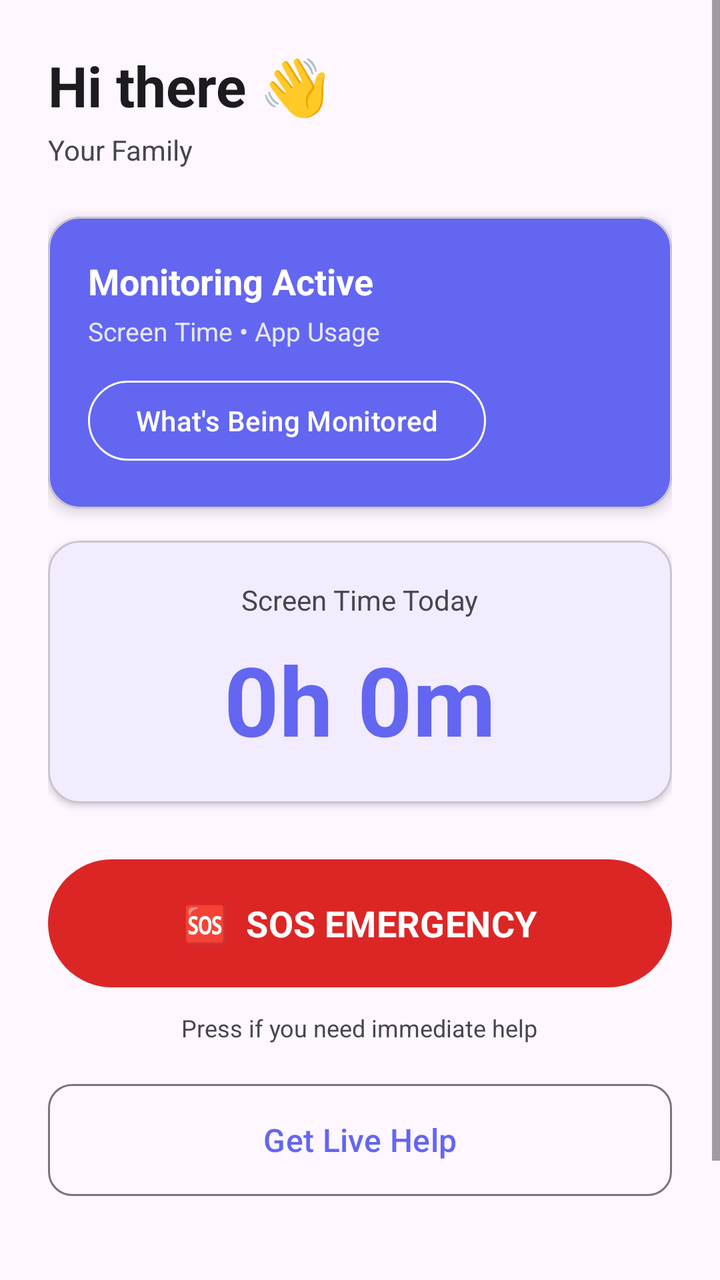
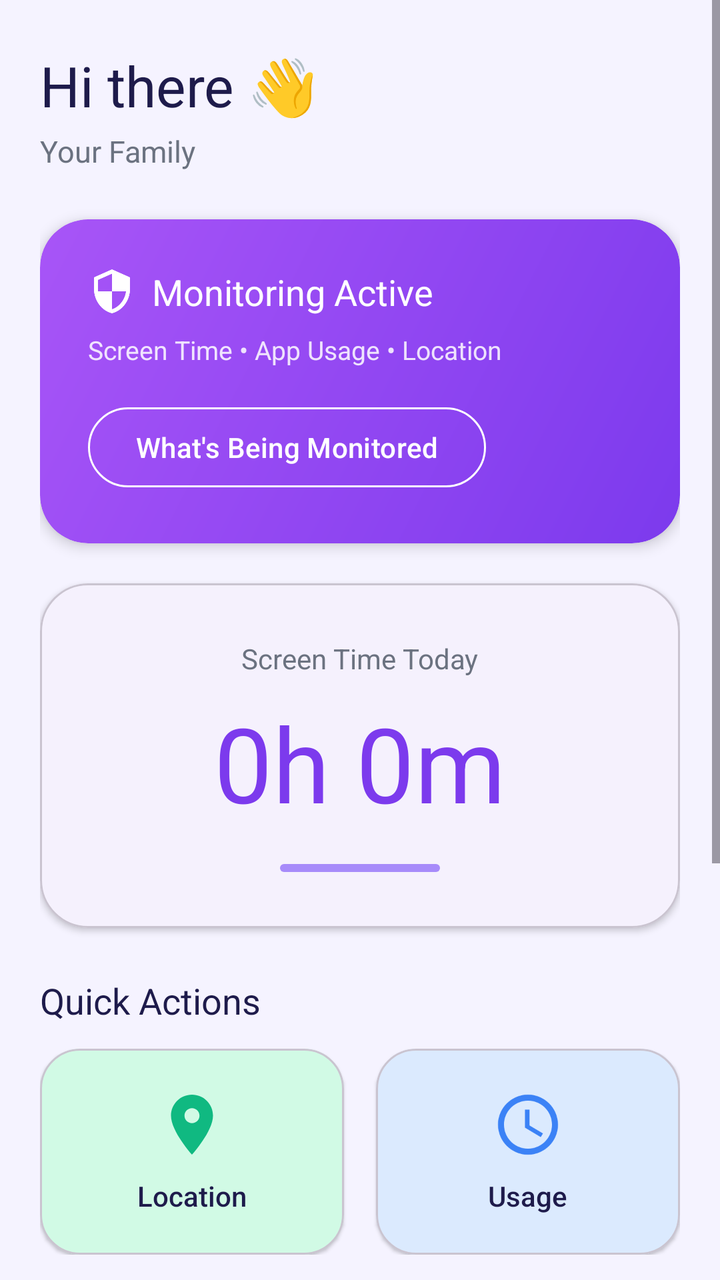

Screens rendered from an Android XML layout before and after an edit, with the pre-edit source and the edit as a unified diff.
<!-- AndroidManifest.xml: activity theme Theme.SafeGuardChild -->
<!-- res/layout/activity_dashboard.xml -->
<?xml version="1.0" encoding="utf-8"?>
<ScrollView xmlns:android="http://schemas.android.com/apk/res/android"
    xmlns:app="http://schemas.android.com/apk/res-auto"
    android:layout_width="match_parent"
    android:layout_height="match_parent"
    android:background="?android:colorBackground"
    android:fillViewport="true">

    <LinearLayout
        android:layout_width="match_parent"
        android:layout_height="wrap_content"
        android:orientation="vertical"
        android:padding="24dp">

        
        <TextView
            android:id="@+id/tvWelcome"
            android:layout_width="wrap_content"
            android:layout_height="wrap_content"
            android:text="Hi there 👋"
            android:textSize="28sp"
            android:textStyle="bold"
            android:textColor="?android:textColorPrimary" />

        <TextView
            android:id="@+id/tvFamilyName"
            android:layout_width="wrap_content"
            android:layout_height="wrap_content"
            android:text="Your Family"
            android:textSize="14sp"
            android:textColor="?android:textColorSecondary"
            android:layout_marginTop="4dp" />

        
        <com.google.android.material.card.MaterialCardView
            android:layout_width="match_parent"
            android:layout_height="wrap_content"
            android:layout_marginTop="24dp"
            app:cardCornerRadius="16dp"
            app:cardElevation="4dp"
            app:cardBackgroundColor="@color/primary">

            <LinearLayout
                android:layout_width="match_parent"
                android:layout_height="wrap_content"
                android:orientation="vertical"
                android:padding="20dp">

                <TextView
                    android:id="@+id/tvMonitoringStatus"
                    android:layout_width="wrap_content"
                    android:layout_height="wrap_content"
                    android:text="@string/monitoring_active"
                    android:textSize="18sp"
                    android:textStyle="bold"
                    android:textColor="@color/white" />

                <TextView
                    android:id="@+id/tvActiveFeatures"
                    android:layout_width="wrap_content"
                    android:layout_height="wrap_content"
                    android:text="Screen Time • App Usage"
                    android:textSize="13sp"
                    android:textColor="@color/white"
                    android:alpha="0.85"
                    android:layout_marginTop="4dp" />

                <com.google.android.material.button.MaterialButton
                    android:id="@+id/btnViewMonitoring"
                    android:layout_width="wrap_content"
                    android:layout_height="wrap_content"
                    android:text="@string/whats_monitored"
                    android:layout_marginTop="12dp"
                    style="@style/Widget.Material3.Button.OutlinedButton"
                    app:strokeColor="@color/white"
                    android:textColor="@color/white" />
            </LinearLayout>
        </com.google.android.material.card.MaterialCardView>

        
        <com.google.android.material.card.MaterialCardView
            android:layout_width="match_parent"
            android:layout_height="wrap_content"
            android:layout_marginTop="16dp"
            app:cardCornerRadius="16dp"
            app:cardElevation="2dp">

            <LinearLayout
                android:layout_width="match_parent"
                android:layout_height="wrap_content"
                android:orientation="vertical"
                android:padding="20dp"
                android:gravity="center">

                <TextView
                    android:id="@+id/tvScreenTimeLabel"
                    android:layout_width="wrap_content"
                    android:layout_height="wrap_content"
                    android:text="@string/screen_time_today"
                    android:textSize="14sp"
                    android:textColor="?android:textColorSecondary" />

                <TextView
                    android:id="@+id/tvScreenTime"
                    android:layout_width="wrap_content"
                    android:layout_height="wrap_content"
                    android:text="0h 0m"
                    android:textSize="48sp"
                    android:textStyle="bold"
                    android:textColor="@color/primary"
                    android:layout_marginTop="8dp" />
            </LinearLayout>
        </com.google.android.material.card.MaterialCardView>

        
        <com.google.android.material.button.MaterialButton
            android:id="@+id/btnSOS"
            android:layout_width="match_parent"
            android:layout_height="72dp"
            android:layout_marginTop="24dp"
            android:text="🆘  SOS EMERGENCY"
            android:textSize="18sp"
            android:textStyle="bold"
            style="@style/Widget.SafeGuard.Button.SOS" />

        <TextView
            android:layout_width="wrap_content"
            android:layout_height="wrap_content"
            android:text="Press if you need immediate help"
            android:textSize="12sp"
            android:textColor="?android:textColorSecondary"
            android:layout_gravity="center"
            android:layout_marginTop="8dp" />

        
        <com.google.android.material.button.MaterialButton
            android:id="@+id/btnLiveSupport"
            android:layout_width="match_parent"
            android:layout_height="64dp"
            android:layout_marginTop="16dp"
            android:text="@string/live_support_button"
            android:textSize="16sp"
            style="@style/Widget.Material3.Button.OutlinedButton"
            app:cornerRadius="12dp" />

        
        <com.google.android.material.button.MaterialButton
            android:id="@+id/btnDisconnect"
            android:layout_width="wrap_content"
            android:layout_height="wrap_content"
            android:text="@string/request_disconnect"
            android:layout_gravity="center"
            android:layout_marginTop="32dp"
            style="@style/Widget.Material3.Button.TextButton" />

    </LinearLayout>
</ScrollView>
<!-- resources referenced by this layout -->
<resources>
  <color name="primary">#6366F1</color>
  <style name="Widget.SafeGuard.Button.SOS" parent="Widget.Material3.Button">
          <item name="cornerRadius">50dp</item>
          <item name="backgroundTint">@color/sos_red</item>
          <item name="android:textSize">18sp</item>
          <item name="android:fontFamily">sans-serif-bold</item>
      </style>
  <style name="Theme.SafeGuardChild" parent="Theme.Material3.Light.NoActionBar">
          <item name="colorPrimary">@color/primary</item>
          <item name="colorPrimaryVariant">@color/primary_variant</item>
          <item name="colorSecondary">@color/secondary</item>
          <item name="android:statusBarColor">@color/background_light</item>
          <item name="android:navigationBarColor">@color/background_light</item>
          <item name="android:windowLightStatusBar">true</item>
      </style>
  <color name="primary_variant">#4F46E5</color>
  <color name="secondary">#818CF8</color>
  <color name="background_light">#F8FAFC</color>
  <!-- unchanged entries left out for length: 7 -->
</resources>

<!-- the commit's change to res/layout/activity_dashboard.xml (unified diff, before → after) -->
@@ -3,14 +3,16 @@
     xmlns:app="http://schemas.android.com/apk/res-auto"
     android:layout_width="match_parent"
     android:layout_height="match_parent"
-    android:background="?android:colorBackground"
+    android:background="@color/background_light"
     android:fillViewport="true">
 
     <LinearLayout
         android:layout_width="match_parent"
         android:layout_height="wrap_content"
         android:orientation="vertical"
-        android:padding="24dp">
+        android:paddingHorizontal="20dp"
+        android:paddingTop="24dp"
+        android:paddingBottom="24dp">
 
         
         <TextView
@@ -19,16 +21,16 @@
             android:layout_height="wrap_content"
             android:text="Hi there 👋"
             android:textSize="28sp"
-            android:textStyle="bold"
-            android:textColor="?android:textColorPrimary" />
+            android:fontFamily="sans-serif-bold"
+            android:textColor="@color/text_primary_light" />
 
         <TextView
             android:id="@+id/tvFamilyName"
             android:layout_width="wrap_content"
             android:layout_height="wrap_content"
             android:text="Your Family"
-            android:textSize="14sp"
-            android:textColor="?android:textColorSecondary"
+            android:textSize="15sp"
+            android:textColor="@color/text_secondary_light"
             android:layout_marginTop="4dp" />
 
         
@@ -36,44 +38,59 @@
             android:layout_width="match_parent"
             android:layout_height="wrap_content"
             android:layout_marginTop="24dp"
-            app:cardCornerRadius="16dp"
+            app:cardCornerRadius="24dp"
             app:cardElevation="4dp"
-            app:cardBackgroundColor="@color/primary">
+            app:strokeWidth="0dp">
 
             <LinearLayout
                 android:layout_width="match_parent"
                 android:layout_height="wrap_content"
                 android:orientation="vertical"
-                android:padding="20dp">
-
-                <TextView
-                    android:id="@+id/tvMonitoringStatus"
-                    android:layout_width="wrap_content"
-                    android:layout_height="wrap_content"
-                    android:text="@string/monitoring_active"
-                    android:textSize="18sp"
-                    android:textStyle="bold"
-                    android:textColor="@color/white" />
+                android:background="@drawable/bg_gradient_purple"
+                android:padding="24dp">
+
+                <LinearLayout
+                    android:layout_width="match_parent"
+                    android:layout_height="wrap_content"
+                    android:orientation="horizontal"
+                    android:gravity="center_vertical">
+
+                    <ImageView
+                        android:layout_width="24dp"
+                        android:layout_height="24dp"
+                        android:src="@drawable/ic_shield"
+                        app:tint="@color/white" />
+
+                    <TextView
+                        android:id="@+id/tvMonitoringStatus"
+                        android:layout_width="wrap_content"
+                        android:layout_height="wrap_content"
+                        android:text="@string/monitoring_active"
+                        android:textSize="18sp"
+                        android:fontFamily="sans-serif-semibold"
+                        android:textColor="@color/white"
+                        android:layout_marginStart="8dp" />
+                </LinearLayout>
 
                 <TextView
                     android:id="@+id/tvActiveFeatures"
                     android:layout_width="wrap_content"
                     android:layout_height="wrap_content"
-                    android:text="Screen Time • App Usage"
+                    android:text="Screen Time • App Usage • Location"
                     android:textSize="13sp"
                     android:textColor="@color/white"
                     android:alpha="0.85"
-                    android:layout_marginTop="4dp" />
+                    android:layout_marginTop="8dp" />
 
                 <com.google.android.material.button.MaterialButton
                     android:id="@+id/btnViewMonitoring"
                     android:layout_width="wrap_content"
                     android:layout_height="wrap_content"
                     android:text="@string/whats_monitored"
-                    android:layout_marginTop="12dp"
-                    style="@style/Widget.Material3.Button.OutlinedButton"
+                    android:layout_marginTop="16dp"
+                    android:textColor="@color/white"
                     app:strokeColor="@color/white"
-                    android:textColor="@color/white" />
+                    style="@style/Widget.Material3.Button.OutlinedButton" />
             </LinearLayout>
         </com.google.android.material.card.MaterialCardView>
 
@@ -81,15 +98,16 @@
         <com.google.android.material.card.MaterialCardView
             android:layout_width="match_parent"
             android:layout_height="wrap_content"
-            android:layout_marginTop="16dp"
-            app:cardCornerRadius="16dp"
-            app:cardElevation="2dp">
+            android:layout_marginTop="20dp"
+            app:cardCornerRadius="24dp"
+            app:cardElevation="2dp"
+            app:cardBackgroundColor="@color/card_light">
 
             <LinearLayout
                 android:layout_width="match_parent"
                 android:layout_height="wrap_content"
                 android:orientation="vertical"
-                android:padding="20dp"
+                android:padding="28dp"
                 android:gravity="center">
 
                 <TextView
@@ -98,37 +116,132 @@
                     android:layout_height="wrap_content"
                     android:text="@string/screen_time_today"
                     android:textSize="14sp"
-                    android:textColor="?android:textColorSecondary" />
+                    android:textColor="@color/text_secondary_light" />
 
                 <TextView
                     android:id="@+id/tvScreenTime"
                     android:layout_width="wrap_content"
                     android:layout_height="wrap_content"
                     android:text="0h 0m"
-                    android:textSize="48sp"
-                    android:textStyle="bold"
+                    android:textSize="52sp"
+                    android:fontFamily="sans-serif-bold"
                     android:textColor="@color/primary"
                     android:layout_marginTop="8dp" />
+
+                <View
+                    android:layout_width="80dp"
+                    android:layout_height="4dp"
+                    android:layout_marginTop="16dp"
+                    android:background="@drawable/bg_progress_bar" />
             </LinearLayout>
         </com.google.android.material.card.MaterialCardView>
 
         
+        <TextView
+            android:layout_width="wrap_content"
+            android:layout_height="wrap_content"
+            android:text="Quick Actions"
+            android:textSize="18sp"
+            android:fontFamily="sans-serif-semibold"
+            android:textColor="@color/text_primary_light"
+            android:layout_marginTop="24dp"
+            android:layout_marginBottom="12dp" />
+
+        <LinearLayout
+            android:layout_width="match_parent"
+            android:layout_height="wrap_content"
+            android:orientation="horizontal">
+
+            <com.google.android.material.card.MaterialCardView
+                android:id="@+id/cardLocation"
+                android:layout_width="0dp"
+                android:layout_height="wrap_content"
+                android:layout_weight="1"
+                android:layout_marginEnd="8dp"
+                app:cardCornerRadius="20dp"
+                app:cardElevation="1dp"
+                app:cardBackgroundColor="@color/success_light"
+                android:clickable="true"
+                android:focusable="true">
+
+                <LinearLayout
+                    android:layout_width="match_parent"
+                    android:layout_height="wrap_content"
+                    android:orientation="vertical"
+                    android:padding="20dp"
+                    android:gravity="center">
+
+                    <ImageView
+                        android:layout_width="36dp"
+                        android:layout_height="36dp"
+                        android:src="@drawable/ic_location"
+                        app:tint="@color/success" />
+
+                    <TextView
+                        android:layout_width="wrap_content"
+                        android:layout_height="wrap_content"
+                        android:text="Location"
+                        android:textSize="14sp"
+                        android:fontFamily="sans-serif-medium"
+                        android:textColor="@color/text_primary_light"
+                        android:layout_marginTop="8dp" />
+                </LinearLayout>
+            </com.google.android.material.card.MaterialCardView>
+
+            <com.google.android.material.card.MaterialCardView
+                android:id="@+id/cardUsage"
+                android:layout_width="0dp"
+                android:layout_height="wrap_content"
+                android:layout_weight="1"
+                android:layout_marginStart="8dp"
+                app:cardCornerRadius="20dp"
+                app:cardElevation="1dp"
+                app:cardBackgroundColor="@color/info_light"
+                android:clickable="true"
+                android:focusable="true">
+
+                <LinearLayout
+                    android:layout_width="match_parent"
+                    android:layout_height="wrap_content"
+                    android:orientation="vertical"
+                    android:padding="20dp"
+                    android:gravity="center">
+
+                    <ImageView
+                        android:layout_width="36dp"
+                        android:layout_height="36dp"
+                        android:src="@drawable/ic_screen_time"
+                        app:tint="@color/info" />
+
+                    <TextView
+                        android:layout_width="wrap_content"
+                        android:layout_height="wrap_content"
+                        android:text="Usage"
+                        android:textSize="14sp"
+                        android:fontFamily="sans-serif-medium"
+                        android:textColor="@color/text_primary_light"
+                        android:layout_marginTop="8dp" />
+                </LinearLayout>
+            </com.google.android.material.card.MaterialCardView>
+        </LinearLayout>
+
+        
         <com.google.android.material.button.MaterialButton
             android:id="@+id/btnSOS"
             android:layout_width="match_parent"
-            android:layout_height="72dp"
-            android:layout_marginTop="24dp"
+            android:layout_height="80dp"
+            android:layout_marginTop="32dp"
             android:text="🆘  SOS EMERGENCY"
-            android:textSize="18sp"
-            android:textStyle="bold"
+            android:textSize="20sp"
+            android:fontFamily="sans-serif-bold"
             style="@style/Widget.SafeGuard.Button.SOS" />
 
         <TextView
             android:layout_width="wrap_content"
             android:layout_height="wrap_content"
             android:text="Press if you need immediate help"
-            android:textSize="12sp"
-            android:textColor="?android:textColorSecondary"
+            android:textSize="13sp"
+            android:textColor="@color/text_secondary_light"
             android:layout_gravity="center"
             android:layout_marginTop="8dp" />
 
@@ -136,12 +249,14 @@
         <com.google.android.material.button.MaterialButton
             android:id="@+id/btnLiveSupport"
             android:layout_width="match_parent"
-            android:layout_height="64dp"
-            android:layout_marginTop="16dp"
+            android:layout_height="60dp"
+            android:layout_marginTop="20dp"
             android:text="@string/live_support_button"
             android:textSize="16sp"
+            android:textColor="@color/primary"
+            app:strokeColor="@color/primary"
             style="@style/Widget.Material3.Button.OutlinedButton"
-            app:cornerRadius="12dp" />
+            app:cornerRadius="16dp" />
 
         
         <com.google.android.material.button.MaterialButton
@@ -149,6 +264,7 @@
             android:layout_width="wrap_content"
             android:layout_height="wrap_content"
             android:text="@string/request_disconnect"
+            android:textColor="@color/text_secondary_light"
             android:layout_gravity="center"
             android:layout_marginTop="32dp"
             style="@style/Widget.Material3.Button.TextButton" />
<!-- resource entries referenced after the edit -->
@@ -1,23 +1,91 @@
 <!-- resources referenced by this layout -->
 <resources>
-  <color name="primary">#6366F1</color>
+  <color name="primary">#7C3AED</color>
+  <color name="success">#10B981</color>
+  <color name="success_light">#D1FAE5</color>
+  <color name="text_primary_light">#1E1B4B</color>
+  <color name="text_secondary_light">#6B7280</color>
+  <!-- drawable bg_gradient_purple (drawable) -->
+  <?xml version="1.0" encoding="utf-8"?>
+  <shape xmlns:android="http://schemas.android.com/apk/res/android">
+      <gradient
+          android:type="linear"
+          android:startColor="@color/gradient_purple_start"
+          android:endColor="@color/gradient_purple_end"
+          android:angle="135" />
+      <corners android:radius="24dp" />
+  </shape>
+  <!-- drawable bg_progress_bar (drawable) -->
+  <?xml version="1.0" encoding="utf-8"?>
+  <shape xmlns:android="http://schemas.android.com/apk/res/android">
+      <solid android:color="@color/primary_light" />
+      <corners android:radius="2dp" />
+  </shape>
+  <!-- drawable ic_location (drawable) -->
+  <?xml version="1.0" encoding="utf-8"?>
+  <vector xmlns:android="http://schemas.android.com/apk/res/android"
+      android:width="24dp"
+      android:height="24dp"
+      android:viewportWidth="24"
+      android:viewportHeight="24">
+      <path
+          android:fillColor="#6366F1"
+          android:pathData="M12,2C8.13,2 5,5.13 5,9c0,5.25 7,13 7,13s7,-7.75 7,-13c0,-3.87 -3.13,-7 -7,-7zM12,11.5c-1.38,0 -2.5,-1.12 -2.5,-2.5s1.12,-2.5 2.5,-2.5 2.5,1.12 2.5,2.5 -1.12,2.5 -2.5,2.5z"/>
+  </vector>
+  <!-- drawable ic_screen_time (drawable) -->
+  <?xml version="1.0" encoding="utf-8"?>
+  <vector xmlns:android="http://schemas.android.com/apk/res/android"
+      android:width="24dp"
+      android:height="24dp"
+      android:viewportWidth="24"
+      android:viewportHeight="24">
+      <path
+          android:fillColor="#6366F1"
+          android:pathData="M11.99,2C6.47,2 2,6.48 2,12s4.47,10 9.99,10C17.52,22 22,17.52 22,12S17.52,2 11.99,2zM12,20c-4.42,0 -8,-3.58 -8,-8s3.58,-8 8,-8 8,3.58 8,8 -3.58,8 -8,8zM12.5,7H11v6l5.25,3.15 0.75,-1.23 -4.5,-2.67z"/>
+  </vector>
+  <!-- drawable ic_shield (drawable) -->
+  <?xml version="1.0" encoding="utf-8"?>
+  <vector xmlns:android="http://schemas.android.com/apk/res/android"
+      android:width="24dp"
+      android:height="24dp"
+      android:viewportWidth="24"
+      android:viewportHeight="24">
+      <path
+          android:fillColor="#6366F1"
+          android:pathData="M12,1L3,5v6c0,5.55 3.84,10.74 9,12 5.16,-1.26 9,-6.45 9,-12V5L12,1zM12,11.99h7c-0.53,4.12 -3.28,7.79 -7,8.94V12H5V6.3l7,-3.11v8.8z"/>
+  </vector>
   <style name="Widget.SafeGuard.Button.SOS" parent="Widget.Material3.Button">
           <item name="cornerRadius">50dp</item>
           <item name="backgroundTint">@color/sos_red</item>
-          <item name="android:textSize">18sp</item>
+          <item name="android:textSize">20sp</item>
           <item name="android:fontFamily">sans-serif-bold</item>
+          <item name="android:textColor">@color/white</item>
+          <item name="android:shadowColor">@color/sos_red_dark</item>
       </style>
   <style name="Theme.SafeGuardChild" parent="Theme.Material3.Light.NoActionBar">
           <item name="colorPrimary">@color/primary</item>
           <item name="colorPrimaryVariant">@color/primary_variant</item>
           <item name="colorSecondary">@color/secondary</item>
+          <item name="colorOnPrimary">@color/white</item>
+          <item name="colorOnSecondary">@color/white</item>
+          <item name="android:colorBackground">@color/background_light</item>
+          <item name="colorSurface">@color/surface_light</item>
+          <item name="colorOnSurface">@color/text_primary_light</item>
           <item name="android:statusBarColor">@color/background_light</item>
           <item name="android:navigationBarColor">@color/background_light</item>
           <item name="android:windowLightStatusBar">true</item>
       </style>
-  <color name="primary_variant">#4F46E5</color>
-  <color name="secondary">#818CF8</color>
-  <color name="background_light">#F8FAFC</color>
+  <color name="gradient_purple_start">#7C3AED</color>
+  <color name="gradient_purple_end">#A855F7</color>
+  <color name="primary_light">#A78BFA</color>
+  <color name="sos_red_dark">#B91C1C</color>
+  <color name="primary_variant">#5B21B6</color>
+  <color name="secondary">#06B6D4</color>
+  <color name="surface_light">#FFFFFF</color>
+  <color name="background_light">#F5F3FF</color>
+  <color name="card_light">#FFFFFF</color>
+  <color name="info">#3B82F6</color>
+  <color name="info_light">#DBEAFE</color>
   <!-- unchanged entries left out for length: 7 -->
 </resources>
 
